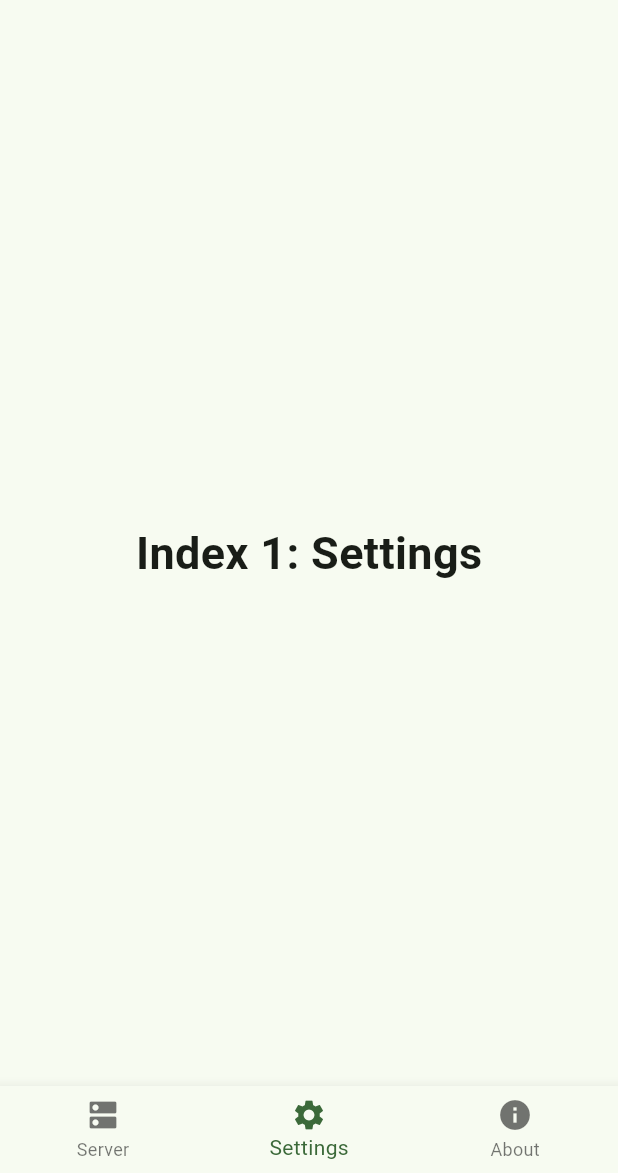
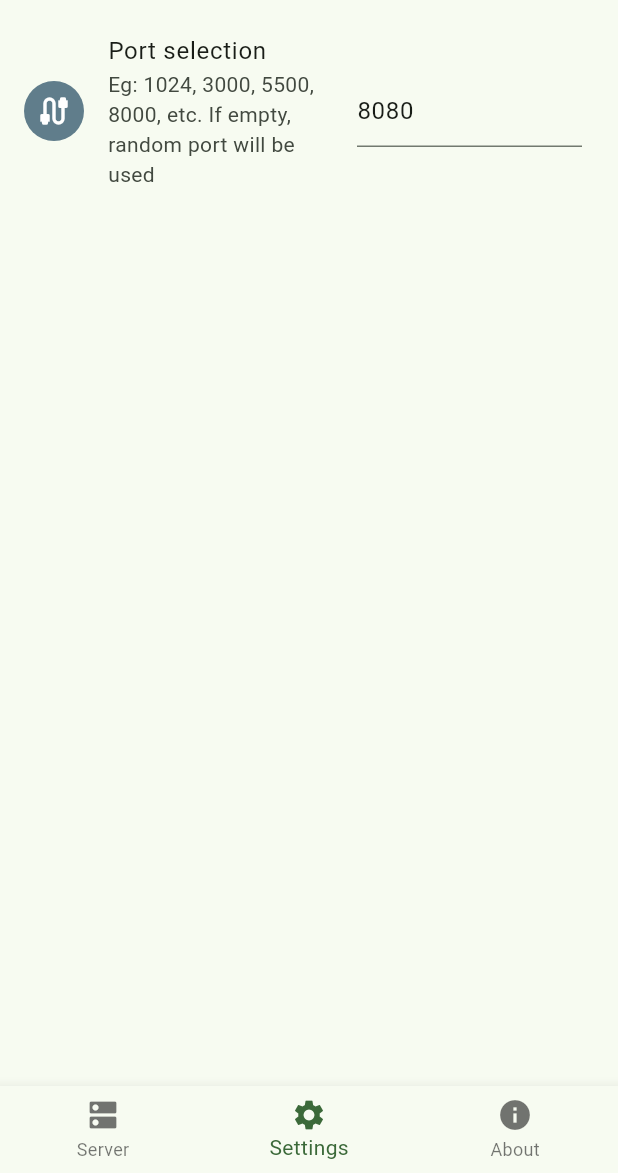
Before and after one commit to MasjidTV/masjidtv_app, a Flutter app: the screen it shows after launch, item 2 of the bottom bar chosen, on a phone screen of 412 x 824 dp, the part 63-1236 px from its top. Run offline on Flutter 3.47's test engine with Material 2 defaults, Android fonts, the phone set to English and light mode, and no system bars; our stand-ins replace fluttertoast, shared_preferences, shelf, shelf_static; missing offline and left inert: network_info_plus.

Commit message:
:sparkles: Add setting page
Added port selection setting

```diff
--- /dev/null
+++ b/lib/constants.dart
@@ -0,0 +1 @@
+const kSpServerPort = 'sp_server_port';
--- a/lib/home.dart
+++ b/lib/home.dart
@@ -2,6 +2,7 @@ import 'package:flutter/material.dart';
 
 import 'pages/app_about.dart';
 import 'pages/app_server.dart';
+import 'pages/app_settings.dart';
 
 class Home extends StatefulWidget {
   const Home({super.key});
@@ -12,14 +13,10 @@ class Home extends StatefulWidget {
 
 class _HomeState extends State<Home> {
   int _selectedIndex = 0;
-  static const TextStyle optionStyle =
-      TextStyle(fontSize: 30, fontWeight: FontWeight.bold);
-  static const List<Widget> _widgetOptions = <Widget>[
+
+  static const List<Widget> _widgetOptions = [
     AppServer(),
-    Text(
-      'Index 1: Settings',
-      style: optionStyle,
-    ),
+    AppSettings(),
     AppAbout(),
   ];
 
--- /dev/null
+++ b/lib/pages/app_settings.dart
@@ -0,0 +1,82 @@
+import 'package:flutter/material.dart';
+import 'package:fluttertoast/fluttertoast.dart';
+import 'package:shared_preferences/shared_preferences.dart';
+
+class AppSettings extends StatefulWidget {
+  const AppSettings({super.key});
+
+  @override
+  State<AppSettings> createState() => _AppSettingsState();
+}
+
+class _AppSettingsState extends State<AppSettings> {
+  final TextEditingController _portEditingController = TextEditingController();
+  @override
+  void initState() {
+    super.initState();
+    initSettings();
+  }
+
+  Future<void> initSettings() async {
+    final SharedPreferences prefs = await SharedPreferences.getInstance();
+    // try read from shared preferences
+    // if not found, set to random port
+    var port = prefs.getInt('kSpServerPort');
+    if (port != null) {
+      _portEditingController.text = port.toString();
+    }
+  }
+
+  void _showSettingsSavedToast(String message) {
+    Fluttertoast.showToast(
+      msg: message,
+      toastLength: Toast.LENGTH_SHORT,
+      gravity: ToastGravity.CENTER,
+    );
+  }
+
+  @override
+  Widget build(BuildContext context) {
+    return GestureDetector(
+      onTap: () {
+        FocusScope.of(context).unfocus();
+      },
+      child: Column(
+        children: [
+          ListTile(
+            leading: const CircleAvatar(
+              backgroundColor: Colors.blueGrey,
+              child: Icon(Icons.cable, color: Colors.white),
+            ),
+            subtitle: const Text(
+                'Eg: 1024, 3000, 5500, 8000, etc. If empty, random port will be used'),
+            title: const Text('Port selection'),
+            trailing: SizedBox(
+                width: 150,
+                child: TextField(
+                  controller: _portEditingController,
+                  onEditingComplete: () async {
+                    // hide keyboard
+                    FocusScope.of(context).unfocus();
+
+                    final SharedPreferences prefs =
+                        await SharedPreferences.getInstance();
+                    var port = int.tryParse(_portEditingController.text);
+
+                    if (port == null) {
+                      prefs.remove('kSpServerPort');
+                      _showSettingsSavedToast('Port settings saved');
+                      return;
+                    }
+
+                    await prefs.setInt('kSpServerPort', port);
+                    _showSettingsSavedToast('Port settings saved');
+                  },
+                  keyboardType: TextInputType.number,
+                )),
+          ),
+        ],
+      ),
+    );
+  }
+}
--- a/pubspec.yaml
+++ b/pubspec.yaml
@@ -39,6 +39,8 @@ dependencies:
   shelf_static: ^1.1.2
   url_launcher: ^6.1.11
   network_info_plus: ^4.0.0
+  shared_preferences: ^2.1.1
+  fluttertoast: ^8.2.1
 
 dev_dependencies:
   flutter_test:
```
Also changed, not shown: lib/main.dart (+8 -1 lines), lib/pages/app_server.dart (+9 -10 lines), pubspec.lock, 1 other file.
